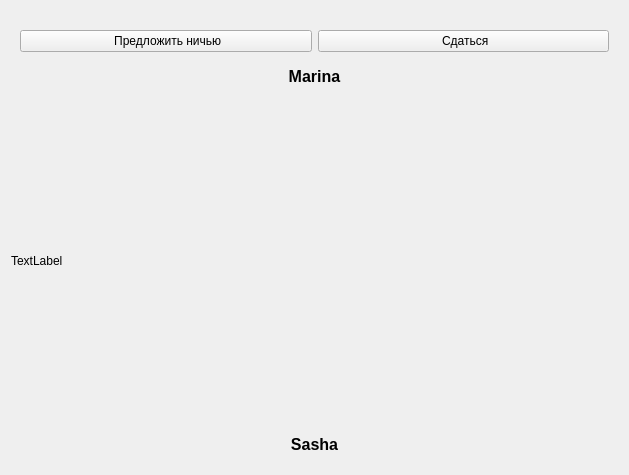
This is ChessGame/gui/chessgamewidget.ui in vadimpilyugin/cpp_chess as Qt 5 draws it before an edit. The edited form follows.
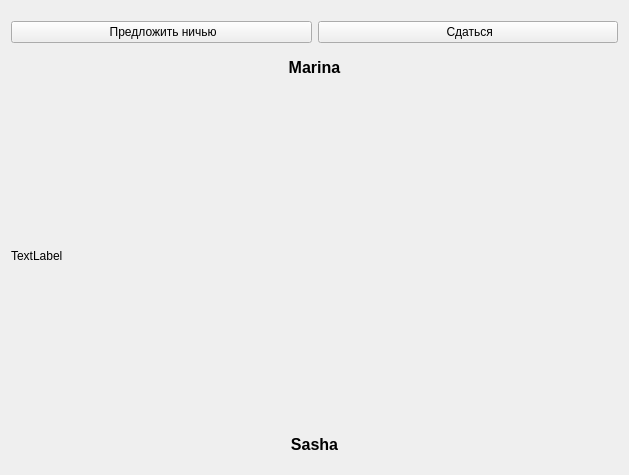
This is the edited form. Icons and pictures are not drawn.

```diff
--- a/ChessGame/gui/chessgamewidget.ui
+++ b/ChessGame/gui/chessgamewidget.ui
@@ -25,6 +25,15 @@
      <item>
       <widget class="QWidget" name="widget" native="true">
        <layout class="QHBoxLayout" name="horizontalLayout_2">
+        <property name="leftMargin">
+         <number>0</number>
+        </property>
+        <property name="topMargin">
+         <number>0</number>
+        </property>
+        <property name="rightMargin">
+         <number>0</number>
+        </property>
         <item>
          <widget class="QPushButton" name="offerDrawButton">
           <property name="text">
```
